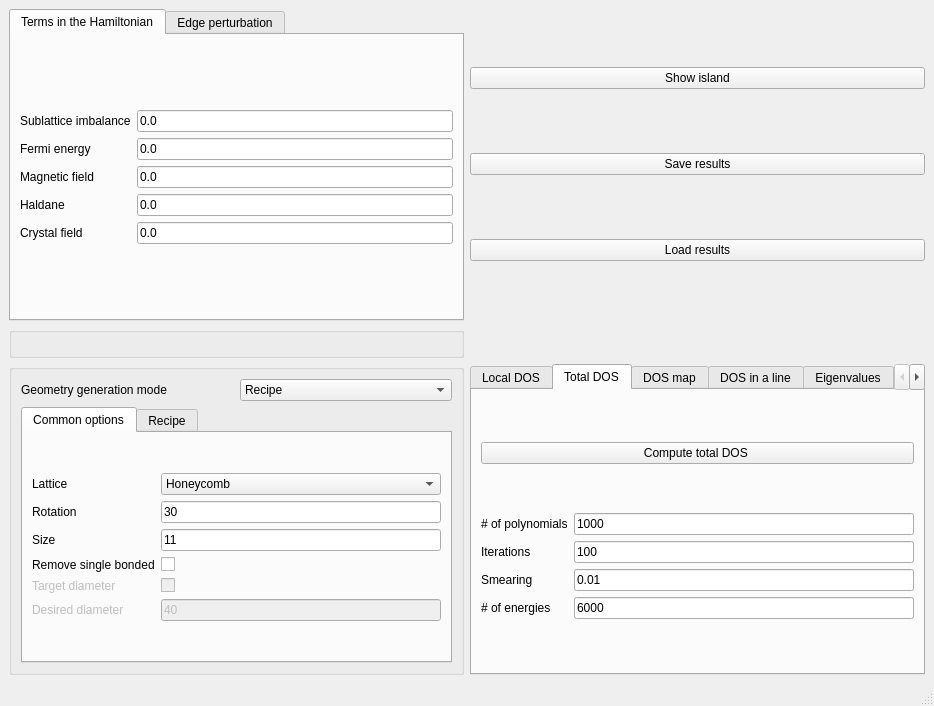
Above: interface-pyqt/huge_0d/interface.ui from joselado/quantum-lattice before the change. Below: the same form after it.
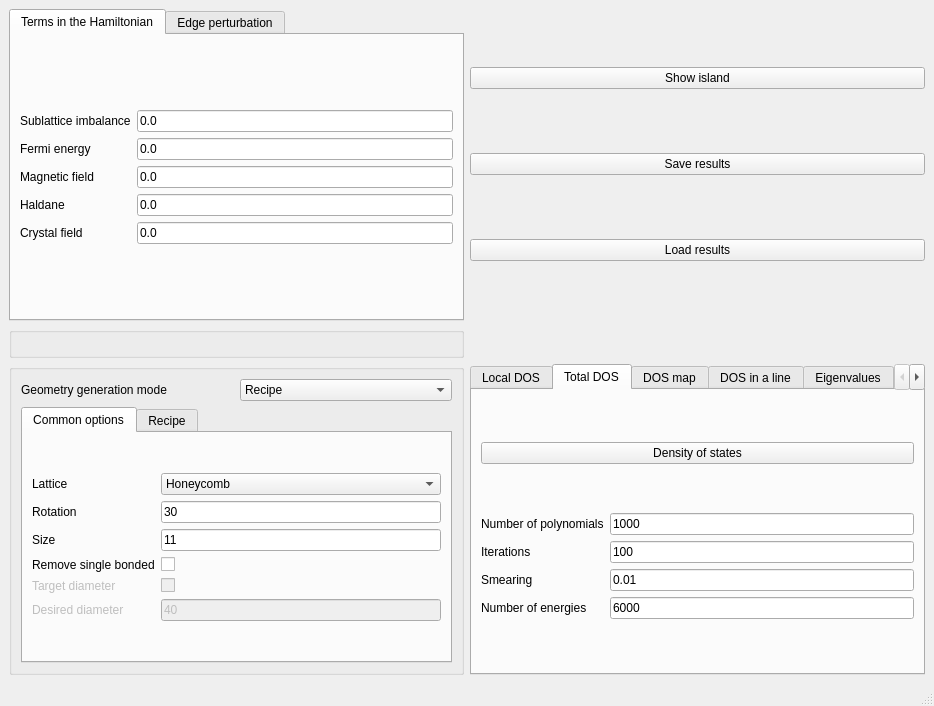
That is the form after the change. The open tabs and pages were chosen to show the change. Custom widgets are drawn as their Qt base class.

```diff
--- a/interface-pyqt/huge_0d/interface.ui
+++ b/interface-pyqt/huge_0d/interface.ui
@@ -509,7 +509,7 @@
            <string>Show the density of states avergaed over the whole sample</string>
           </property>
           <property name="text">
-           <string>Compute total DOS </string>
+           <string>Density of states</string>
           </property>
          </widget>
         </item>
@@ -518,7 +518,7 @@
           <item row="3" column="0">
            <widget class="BodyLabel" name="label_16">
             <property name="text">
-             <string># of energies</string>
+             <string>Number of energies</string>
             </property>
            </widget>
           </item>
@@ -532,7 +532,7 @@
           <item row="0" column="0">
            <widget class="BodyLabel" name="label_19">
             <property name="text">
-             <string># of polynomials</string>
+             <string>Number of polynomials</string>
             </property>
            </widget>
           </item>
```
Left out of the diff: 14 changed lines with no effect on the pictures.
